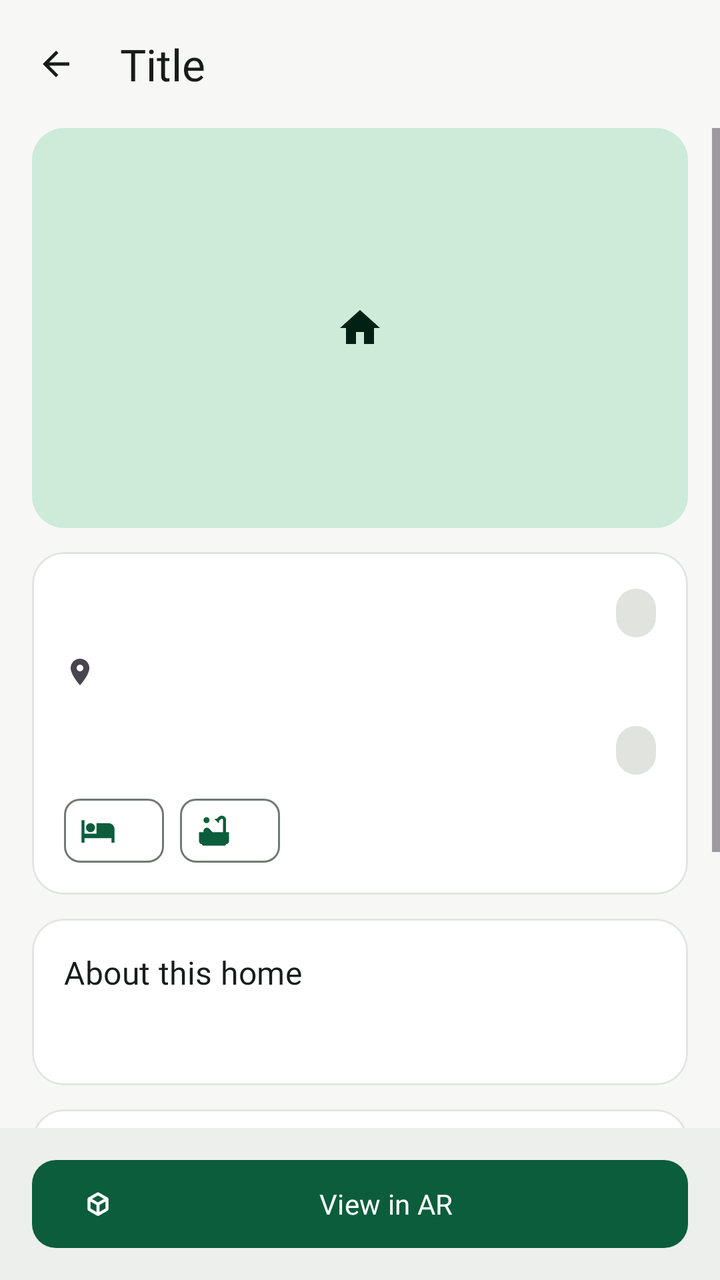
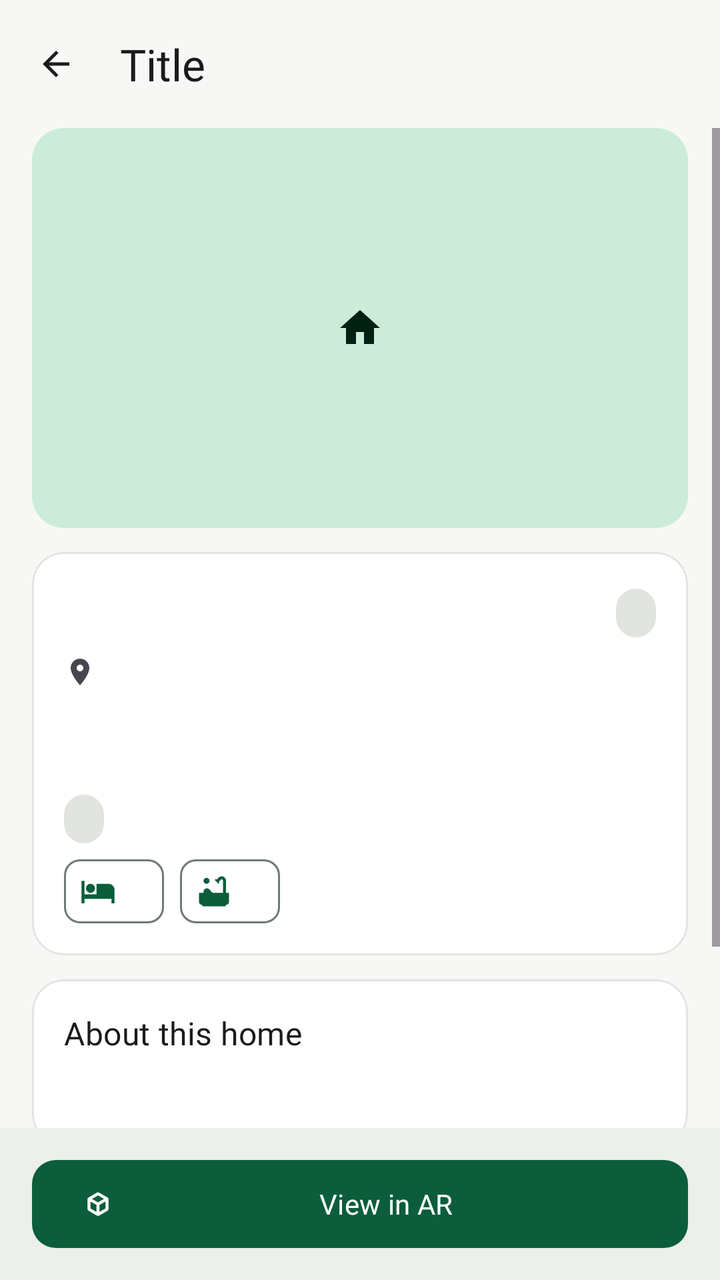

Compare the two renders of this Android layout. The source of the first and the diff that turns it into the second are given below.
<!-- AndroidManifest.xml: application theme Theme.KodiWise -->
<!-- res/layout/activity_property_detail.xml -->
<?xml version="1.0" encoding="utf-8"?>
<LinearLayout xmlns:android="http://schemas.android.com/apk/res/android"
    xmlns:app="http://schemas.android.com/apk/res-auto"
    android:layout_width="match_parent"
    android:layout_height="match_parent"
    android:background="?android:attr/colorBackground"
    android:fitsSystemWindows="true"
    android:orientation="vertical">

    <include layout="@layout/include_back_header" />

    <ScrollView
        android:layout_width="match_parent"
        android:layout_height="0dp"
        android:layout_weight="1">

        <LinearLayout
            android:layout_width="match_parent"
            android:layout_height="wrap_content"
            android:orientation="vertical"
            android:paddingHorizontal="16dp"
            android:paddingBottom="24dp">

            <TextView
                android:id="@+id/tvMeta"
                android:layout_width="wrap_content"
                android:layout_height="wrap_content"
                android:visibility="gone" />

            <com.google.android.material.imageview.ShapeableImageView
                android:id="@+id/ivCover"
                android:layout_width="match_parent"
                android:layout_height="200dp"
                android:background="@color/kw_primary_container"
                android:contentDescription="@string/cd_listing_photo"
                android:scaleType="center"
                android:src="@drawable/ic_home"
                app:shapeAppearanceOverlay="@style/ShapeAppearance.KodiWise.Large"
                app:tint="@color/kw_on_primary_container" />

            <com.google.android.material.card.MaterialCardView
                android:layout_width="match_parent"
                android:layout_height="wrap_content"
                android:layout_marginTop="12dp">

                <LinearLayout
                    android:layout_width="match_parent"
                    android:layout_height="wrap_content"
                    android:orientation="vertical"
                    android:padding="16dp">

                    <LinearLayout
                        android:layout_width="match_parent"
                        android:layout_height="wrap_content"
                        android:gravity="center_vertical"
                        android:orientation="horizontal">

                        <TextView
                            android:id="@+id/tvTitle"
                            android:layout_width="0dp"
                            android:layout_height="wrap_content"
                            android:layout_weight="1"
                            android:textAppearance="?attr/textAppearanceTitleLarge"
                            android:textColor="?attr/colorOnSurface" />

                        <TextView
                            android:id="@+id/tvStatus"
                            style="@style/Widget.KodiWise.Badge"
                            android:layout_width="wrap_content"
                            android:layout_height="wrap_content"
                            android:layout_marginStart="8dp" />
                    </LinearLayout>

                    <TextView
                        android:id="@+id/tvLocation"
                        android:layout_width="match_parent"
                        android:layout_height="wrap_content"
                        android:layout_marginTop="4dp"
                        android:drawablePadding="4dp"
                        android:gravity="center_vertical"
                        android:textAppearance="?attr/textAppearanceBodyLarge"
                        android:textColor="?attr/colorOnSurfaceVariant"
                        app:drawableStartCompat="@drawable/ic_place_16" />

                    <LinearLayout
                        android:layout_width="match_parent"
                        android:layout_height="wrap_content"
                        android:layout_marginTop="12dp"
                        android:gravity="center_vertical"
                        android:orientation="horizontal">

                        <TextView
                            android:id="@+id/tvPrice"
                            android:layout_width="0dp"
                            android:layout_height="wrap_content"
                            android:layout_weight="1"
                            android:textAppearance="?attr/textAppearanceHeadlineSmall"
                            android:textColor="?attr/colorPrimary" />

                        <TextView
                            android:id="@+id/tvBand"
                            style="@style/Widget.KodiWise.Badge"
                            android:layout_width="wrap_content"
                            android:layout_height="wrap_content"
                            android:visibility="visible" />
                    </LinearLayout>

                    <com.google.android.material.chip.ChipGroup
                        android:layout_width="match_parent"
                        android:layout_height="wrap_content"
                        android:layout_marginTop="8dp">

                        <com.google.android.material.chip.Chip
                            android:id="@+id/chipBeds"
                            style="@style/Widget.KodiWise.Chip.Info"
                            android:layout_width="wrap_content"
                            android:layout_height="wrap_content"
                            app:chipIcon="@drawable/ic_bed" />

                        <com.google.android.material.chip.Chip
                            android:id="@+id/chipBaths"
                            style="@style/Widget.KodiWise.Chip.Info"
                            android:layout_width="wrap_content"
                            android:layout_height="wrap_content"
                            app:chipIcon="@drawable/ic_bathtub" />

                        <com.google.android.material.chip.Chip
                            android:id="@+id/chipSize"
                            style="@style/Widget.KodiWise.Chip.Info"
                            android:layout_width="wrap_content"
                            android:layout_height="wrap_content"
                            android:visibility="gone"
                            app:chipIcon="@drawable/ic_aspect_ratio" />
                    </com.google.android.material.chip.ChipGroup>

                </LinearLayout>
            </com.google.android.material.card.MaterialCardView>

            <com.google.android.material.card.MaterialCardView
                android:layout_width="match_parent"
                android:layout_height="wrap_content"
                android:layout_marginTop="12dp">

                <LinearLayout
                    android:layout_width="match_parent"
                    android:layout_height="wrap_content"
                    android:orientation="vertical"
                    android:padding="16dp">

                    <TextView
                        style="@style/Widget.KodiWise.SectionTitle"
                        android:layout_width="wrap_content"
                        android:layout_height="wrap_content"
                        android:text="@string/detail_about" />

                    <TextView
                        android:id="@+id/tvDesc"
                        android:layout_width="match_parent"
                        android:layout_height="wrap_content"
                        android:layout_marginTop="8dp"
                        android:textAppearance="?attr/textAppearanceBodyLarge"
                        android:textColor="?attr/colorOnSurface" />

                </LinearLayout>
            </com.google.android.material.card.MaterialCardView>

            <com.google.android.material.card.MaterialCardView
                android:layout_width="match_parent"
                android:layout_height="wrap_content"
                android:layout_marginTop="12dp">

                <LinearLayout
                    android:layout_width="match_parent"
                    android:layout_height="wrap_content"
                    android:orientation="vertical"
                    android:padding="16dp">

                    <TextView
                        style="@style/Widget.KodiWise.SectionTitle"
                        android:layout_width="wrap_content"
                        android:layout_height="wrap_content"
                        android:text="@string/detail_gallery" />

                    <androidx.recyclerview.widget.RecyclerView
                        android:id="@+id/rvGallery"
                        android:layout_width="match_parent"
                        android:layout_height="wrap_content"
                        android:layout_marginTop="12dp"
                        android:clipToPadding="false"
                        android:minHeight="110dp"
                        android:orientation="horizontal" />

                    <TextView
                        android:id="@+id/tvGalleryEmpty"
                        android:layout_width="match_parent"
                        android:layout_height="wrap_content"
                        android:layout_marginTop="4dp"
                        android:text="@string/detail_no_photos"
                        android:textAppearance="?attr/textAppearanceBodyMedium"
                        android:textColor="?attr/colorOnSurfaceVariant"
                        android:visibility="gone" />

                </LinearLayout>
            </com.google.android.material.card.MaterialCardView>

        </LinearLayout>
    </ScrollView>

    <LinearLayout
        android:layout_width="match_parent"
        android:layout_height="wrap_content"
        android:background="?attr/colorSurfaceContainer"
        android:orientation="vertical"
        android:paddingHorizontal="16dp"
        android:paddingVertical="12dp">

        <com.google.android.material.button.MaterialButton
            android:id="@+id/btnViewAr"
            android:layout_width="match_parent"
            android:layout_height="wrap_content"
            android:text="@string/detail_view_ar"
            app:icon="@drawable/ic_view_in_ar" />

    </LinearLayout>
</LinearLayout>
<!-- res/layout/include_back_header.xml (included above) -->
<?xml version="1.0" encoding="utf-8"?>
<LinearLayout xmlns:android="http://schemas.android.com/apk/res/android"
    xmlns:app="http://schemas.android.com/apk/res-auto"
    android:id="@+id/backHeaderRoot"
    android:layout_width="match_parent"
    android:layout_height="wrap_content"
    android:background="?android:attr/colorBackground"
    android:gravity="center_vertical"
    android:minHeight="64dp"
    android:orientation="horizontal"
    android:paddingStart="4dp"
    android:paddingEnd="16dp">

    <com.google.android.material.button.MaterialButton
        android:id="@+id/btnBackHeader"
        style="@style/Widget.Material3.Button.IconButton"
        android:layout_width="48dp"
        android:layout_height="48dp"
        android:contentDescription="@string/back"
        app:icon="@drawable/ic_arrow_back"
        app:iconTint="?attr/colorOnSurface" />

    <TextView
        android:id="@+id/tvHeaderTitle"
        android:layout_width="0dp"
        android:layout_height="wrap_content"
        android:layout_marginStart="8dp"
        android:layout_weight="1"
        android:ellipsize="end"
        android:singleLine="true"
        android:text="@string/header_title"
        android:textAppearance="?attr/textAppearanceTitleLarge"
        android:textColor="?attr/colorOnSurface" />
</LinearLayout>
<!-- resources referenced by this layout -->
<resources>
  <color name="kw_on_primary_container">#002114</color>
  <color name="kw_primary_container">#CDEBD9</color>
  <string name="back">Back</string>
  <string name="cd_listing_photo">Listing photo</string>
  <string name="detail_about">About this home</string>
  <string name="detail_gallery">Photos</string>
  <string name="detail_no_photos">No photos for this listing.</string>
  <string name="detail_view_ar">View in AR</string>
  <string name="header_title">Title</string>
  <style name="ShapeAppearance.KodiWise.Large" parent="ShapeAppearance.Material3.Corner.Large">
          <item name="cornerFamily">rounded</item>
          <item name="cornerSize">16dp</item>
      </style>
  <style name="Theme.KodiWise" parent="Base.Theme.KodiWise" />
  <color name="kw_on_neutral_chip">#404943</color>
  <color name="kw_neutral_chip">#E1E3DF</color>
  <color name="kw_primary">#0B5D3B</color>
  <color name="kw_on_primary">#FFFFFF</color>
  <color name="kw_secondary">#C9A227</color>
  <color name="kw_on_secondary">#1F1B00</color>
  <color name="kw_secondary_container">#FFF1C2</color>
  <color name="kw_on_secondary_container">#3D2F00</color>
  <color name="kw_tertiary">#3E6553</color>
  <color name="kw_on_tertiary">#FFFFFF</color>
  <color name="kw_tertiary_container">#C0EBD4</color>
  <color name="kw_on_tertiary_container">#002114</color>
  <color name="kw_error">#B3261E</color>
  <color name="kw_on_error">#FFFFFF</color>
  <color name="kw_error_container">#F9DEDC</color>
  <color name="kw_on_error_container">#410E0B</color>
  <color name="kw_background">#F7F8F6</color>
  <color name="kw_on_background">#191C1A</color>
  <color name="kw_surface">#FFFFFF</color>
  <color name="kw_on_surface">#191C1A</color>
  <color name="kw_surface_variant">#DCE5DD</color>
  <color name="kw_on_surface_variant">#404943</color>
  <color name="kw_outline">#707973</color>
  <color name="kw_outline_variant">#C0C9C1</color>
  <color name="kw_surface_container_lowest">#FFFFFF</color>
  <color name="kw_surface_container_low">#F2F4F1</color>
  <color name="kw_surface_container">#ECEFEB</color>
  <color name="kw_surface_container_high">#E6E9E5</color>
  <color name="kw_surface_container_highest">#E1E3DF</color>
  <color name="kw_surface_dim">#D8DBD7</color>
  <color name="kw_surface_bright">#F7F8F6</color>
  <color name="kw_inverse_surface">#2E312E</color>
  <color name="kw_inverse_on_surface">#EFF1ED</color>
  <color name="kw_inverse_primary">#8FD5AE</color>
  <style name="Widget.KodiWise.TextView" parent="Widget.AppCompat.TextView">
          <item name="android:textAppearance">@style/TextAppearance.KodiWise.BodyMedium</item>
      </style>
  <style name="TextAppearance.KodiWise.BodyLarge" parent="TextAppearance.Material3.BodyLarge">
          
          <item name="android:textViewStyle">@style/Widget.KodiWise.TextView</item>
      </style>
  <style name="TextAppearance.KodiWise.BodyMedium" parent="TextAppearance.Material3.BodyMedium">
          
          <item name="android:textViewStyle">@style/Widget.KodiWise.TextView</item>
      </style>
  <style name="TextAppearance.KodiWise.BodySmall" parent="TextAppearance.Material3.BodySmall">
          
          <item name="android:textViewStyle">@style/Widget.KodiWise.TextView</item>
      </style>
  <style name="ShapeAppearance.KodiWise.Medium" parent="ShapeAppearance.Material3.Corner.Medium">
          <item name="cornerFamily">rounded</item>
          <item name="cornerSize">12dp</item>
      </style>
  <style name="Widget.KodiWise.Chip" parent="Widget.Material3.Chip.Filter" />
  <style name="Widget.KodiWise.CheckBox" parent="Widget.Material3.CompoundButton.CheckBox">
          <item name="android:minHeight">48dp</item>
      </style>
  <color name="kw_card">#FFFFFF</color>
  <color name="kw_card_stroke">#E1E5E1</color>
  <style name="Widget.KodiWise.BottomNav.NoIndicator" parent="Widget.Material3.BottomNavigationView.ActiveIndicator">
          <item name="android:color">@android:color/transparent</item>
      </style>
  <!-- unchanged entries left out for length: 29 -->
</resources>

<!-- the commit's change to res/layout/activity_property_detail.xml (unified diff, before → after) -->
@@ -87,13 +87,12 @@
                         android:layout_height="wrap_content"
                         android:layout_marginTop="12dp"
                         android:gravity="center_vertical"
-                        android:orientation="horizontal">
+                        android:orientation="vertical">
 
                         <TextView
                             android:id="@+id/tvPrice"
-                            android:layout_width="0dp"
-                            android:layout_height="wrap_content"
-                            android:layout_weight="1"
+                            android:layout_width="match_parent"
+                            android:layout_height="wrap_content"
                             android:textAppearance="?attr/textAppearanceHeadlineSmall"
                             android:textColor="?attr/colorPrimary" />
 
@@ -102,6 +101,7 @@
                             style="@style/Widget.KodiWise.Badge"
                             android:layout_width="wrap_content"
                             android:layout_height="wrap_content"
+            android:layout_marginTop="6dp"
                             android:visibility="visible" />
                     </LinearLayout>
 
@@ -187,7 +187,6 @@
                         android:layout_height="wrap_content"
                         android:layout_marginTop="12dp"
                         android:clipToPadding="false"
-                        android:minHeight="110dp"
                         android:orientation="horizontal" />
 
                     <TextView
